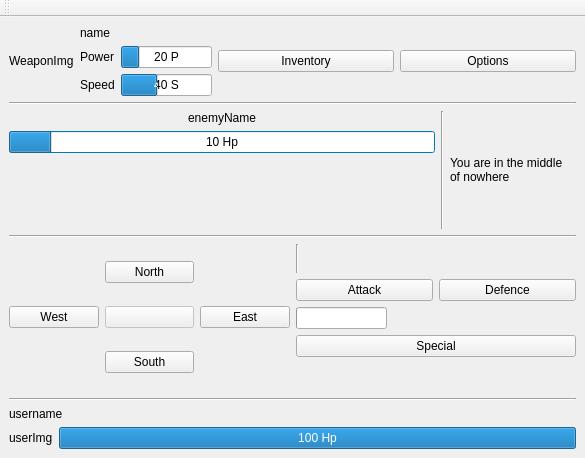
This is Planet_Invasion/gamescreen.ui in CS4076Rplay/CS4076 as Qt 5 draws it before an edit. The edited form follows.
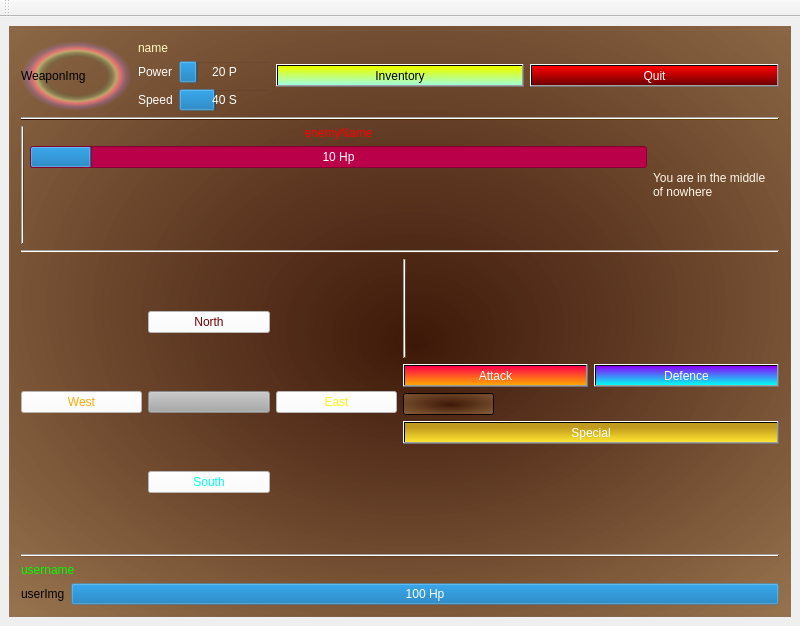
This is the edited form. Icons and pictures are not drawn.

```diff
--- a/Planet_Invasion/gamescreen.ui
+++ b/Planet_Invasion/gamescreen.ui
@@ -6,8 +6,8 @@
    <rect>
     <x>0</x>
     <y>0</y>
-    <width>585</width>
-    <height>458</height>
+    <width>800</width>
+    <height>626</height>
    </rect>
   </property>
   <property name="windowTitle">
@@ -16,11 +16,25 @@
   <widget class="QWidget" name="centralwidget">
    <layout class="QVBoxLayout" name="verticalLayout">
     <item>
+     <widget class="QGroupBox" name="groupBox">
+      <property name="styleSheet">
+       <string notr="true">background:transparent;
+background-color:qradialgradient(spread:pad, cx:0.495, cy:0.335, radius:1.287, fx:0.519876, fy:0.54, stop:0 rgba(62, 24, 8, 255), stop:1 rgba(212, 168, 106, 212))</string>
+      </property>
+      <property name="title">
+       <string/>
+      </property>
+      <layout class="QVBoxLayout" name="verticalLayout_2">
+       <item>
      <layout class="QHBoxLayout" name="horizontalLayout">
       <item>
        <layout class="QHBoxLayout" name="horizontalLayout_3">
         <item>
          <widget class="QLabel" name="currentWeaponImg">
+             <property name="styleSheet">
+              <string notr="true">background:transparent;
+background-color:qradialgradient(spread:pad, cx:0.5, cy:0.5, radius:0.5, fx:0.5, fy:0.5, stop:0 rgba(0, 0, 0, 0), stop:0.52 rgba(0, 0, 0, 0), stop:0.565 rgba(82, 121, 76, 33), stop:0.65 rgba(159, 235, 148, 64), stop:0.721925 rgba(255, 238, 150, 129), stop:0.77 rgba(255, 128, 128, 204), stop:0.89 rgba(191, 128, 255, 64), stop:1 rgba(0, 0, 0, 0))</string>
+             </property>
           <property name="text">
            <string>WeaponImg</string>
           </property>
@@ -30,6 +44,11 @@
          <layout class="QVBoxLayout" name="verticalLayout_3">
           <item>
            <widget class="QLabel" name="currentWeaponName">
+               <property name="styleSheet">
+                <string notr="true">background:transparent;
+font: 14pt &quot;Modern No. 20&quot;;
+color:rgb(255, 250, 194)</string>
+               </property>
             <property name="text">
              <string>name</string>
             </property>
@@ -39,6 +58,11 @@
            <layout class="QHBoxLayout" name="horizontalLayout_5">
             <item>
              <widget class="QLabel" name="label_2">
+                 <property name="styleSheet">
+                  <string notr="true">background:transparent;
+color:rgb(255, 255, 255)
+</string>
+                 </property>
               <property name="text">
                <string>Power</string>
               </property>
@@ -52,6 +76,11 @@
                 <verstretch>0</verstretch>
                </sizepolicy>
               </property>
+                 <property name="styleSheet">
+                  <string notr="true">background:transparent;
+color:rgb(255, 255, 255)
+</string>
+                 </property>
               <property name="maximum">
                <number>10</number>
               </property>
@@ -69,6 +98,10 @@
            <layout class="QHBoxLayout" name="horizontalLayout_7">
             <item>
              <widget class="QLabel" name="label_3">
+                 <property name="styleSheet">
+                  <string notr="true">background:transparent;
+color:rgb(255, 255, 255)</string>
+                 </property>
               <property name="text">
                <string>Speed</string>
               </property>
@@ -82,6 +115,10 @@
                 <verstretch>0</verstretch>
                </sizepolicy>
               </property>
+                 <property name="styleSheet">
+                  <string notr="true">background:transparent;
+color:rgb(255, 255, 255)</string>
+                 </property>
               <property name="maximum">
                <number>10</number>
               </property>
@@ -101,9 +138,24 @@
       </item>
       <item>
        <widget class="QPushButton" name="pushButton_2">
+           <property name="styleSheet">
+            <string notr="true">background:transparent;
+background-color:qlineargradient(spread:pad, x1:0.0597015, y1:0.051, x2:0, y2:1, stop:0 rgba(232, 255, 0, 255), stop:1 rgba(159, 255, 226, 255));
+font: 10pt &quot;Lucida Sans Unicode&quot;;</string>
+           </property>
         <property name="text">
          <string>Inventory</string>
         </property>
+           <property name="icon">
+            <iconset resource="assets.qrc">
+             <normaloff>:/inventory.png</normaloff>:/inventory.png</iconset>
+           </property>
+           <property name="iconSize">
+            <size>
+             <width>30</width>
+             <height>30</height>
+            </size>
+           </property>
         <property name="shortcut">
          <string>I</string>
         </property>
@@ -111,8 +163,14 @@
       </item>
       <item>
        <widget class="QPushButton" name="pushButton">
+           <property name="styleSheet">
+            <string notr="true">background:transparent;
+background-color:qlineargradient(spread:pad, x1:0, y1:0, x2:0, y2:1, stop:0 rgba(255, 0, 0, 255), stop:1 rgba(110, 0, 0, 255));
+font: 10pt &quot;Lucida Sans Unicode&quot;;
+color:rgb(255, 255, 255)</string>
+           </property>
         <property name="text">
-         <string>Options</string>
+            <string>Quit</string>
         </property>
         <property name="shortcut">
          <string>O</string>
@@ -123,6 +181,9 @@
     </item>
     <item>
      <widget class="Line" name="line_3">
+         <property name="styleSheet">
+          <string notr="true">background-color:qlineargradient(spread:pad, x1:0, y1:0, x2:1, y2:0, stop:0 rgba(49, 16, 0, 255), stop:1 rgba(107, 73, 0, 255))</string>
+         </property>
       <property name="orientation">
        <enum>Qt::Horizontal</enum>
       </property>
@@ -130,12 +191,30 @@
     </item>
     <item>
      <layout class="QHBoxLayout" name="horizontalLayout_10">
+         <item>
+          <widget class="Line" name="line">
+           <property name="orientation">
+            <enum>Qt::Vertical</enum>
+           </property>
+          </widget>
+         </item>
       <item>
        <layout class="QVBoxLayout" name="verticalLayout_4">
         <item>
          <layout class="QVBoxLayout" name="verticalLayout_6">
           <item>
            <widget class="QLabel" name="enemyName">
+               <property name="sizePolicy">
+                <sizepolicy hsizetype="Preferred" vsizetype="Fixed">
+                 <horstretch>0</horstretch>
+                 <verstretch>0</verstretch>
+                </sizepolicy>
+               </property>
+               <property name="styleSheet">
+                <string notr="true">background:transparent;
+font: 9pt &quot;Impact&quot;;
+color:rgb(255, 0, 0)</string>
+               </property>
             <property name="text">
              <string>enemyName</string>
             </property>
@@ -158,18 +237,18 @@
                <colorrole role="WindowText">
                 <brush brushstyle="SolidPattern">
                  <color alpha="255">
-                  <red>0</red>
-                  <green>0</green>
-                  <blue>0</blue>
+                     <red>255</red>
+                     <green>255</green>
+                     <blue>255</blue>
                  </color>
                 </brush>
                </colorrole>
                <colorrole role="Button">
                 <brush brushstyle="SolidPattern">
                  <color alpha="255">
-                  <red>0</red>
-                  <green>170</green>
-                  <blue>255</blue>
+                     <red>186</red>
+                     <green>0</green>
+                     <blue>72</blue>
                  </color>
                 </brush>
                </colorrole>
@@ -212,9 +291,9 @@
                <colorrole role="Text">
                 <brush brushstyle="SolidPattern">
                  <color alpha="255">
-                  <red>0</red>
-                  <green>0</green>
-                  <blue>0</blue>
+                     <red>255</red>
+                     <green>255</green>
+                     <blue>255</blue>
                  </color>
                 </brush>
                </colorrole>
@@ -230,27 +309,27 @@
                <colorrole role="ButtonText">
                 <brush brushstyle="SolidPattern">
                  <color alpha="255">
-                  <red>0</red>
-                  <green>0</green>
-                  <blue>0</blue>
+                     <red>255</red>
+                     <green>255</green>
+                     <blue>255</blue>
                  </color>
                 </brush>
                </colorrole>
                <colorrole role="Base">
                 <brush brushstyle="SolidPattern">
                  <color alpha="255">
-                  <red>255</red>
-                  <green>255</green>
-                  <blue>255</blue>
+                     <red>186</red>
+                     <green>0</green>
+                     <blue>72</blue>
                  </color>
                 </brush>
                </colorrole>
                <colorrole role="Window">
                 <brush brushstyle="SolidPattern">
                  <color alpha="255">
-                  <red>0</red>
-                  <green>170</green>
-                  <blue>255</blue>
+                     <red>186</red>
+                     <green>0</green>
+                     <blue>72</blue>
                  </color>
                 </brush>
                </colorrole>
@@ -295,18 +374,18 @@
                <colorrole role="WindowText">
                 <brush brushstyle="SolidPattern">
                  <color alpha="255">
-                  <red>0</red>
-                  <green>0</green>
-                  <blue>0</blue>
+                     <red>255</red>
+                     <green>255</green>
+                     <blue>255</blue>
                  </color>
                 </brush>
                </colorrole>
                <colorrole role="Button">
                 <brush brushstyle="SolidPattern">
                  <color alpha="255">
-                  <red>0</red>
-                  <green>170</green>
-                  <blue>255</blue>
+                     <red>186</red>
+                     <green>0</green>
+                     <blue>72</blue>
                  </color>
                 </brush>
                </colorrole>
@@ -349,9 +428,9 @@
                <colorrole role="Text">
                 <brush brushstyle="SolidPattern">
                  <color alpha="255">
-                  <red>0</red>
-                  <green>0</green>
-                  <blue>0</blue>
+                     <red>255</red>
+                     <green>255</green>
+                     <blue>255</blue>
                  </color>
                 </brush>
                </colorrole>
@@ -367,27 +446,27 @@
                <colorrole role="ButtonText">
                 <brush brushstyle="SolidPattern">
                  <color alpha="255">
-                  <red>0</red>
-                  <green>0</green>
-                  <blue>0</blue>
+                     <red>255</red>
+                     <green>255</green>
+                     <blue>255</blue>
                  </color>
                 </brush>
                </colorrole>
                <colorrole role="Base">
                 <brush brushstyle="SolidPattern">
                  <color alpha="255">
-                  <red>255</red>
-                  <green>255</green>
-                  <blue>255</blue>
+                     <red>186</red>
+                     <green>0</green>
+                     <blue>72</blue>
                  </color>
                 </brush>
                </colorrole>
                <colorrole role="Window">
                 <brush brushstyle="SolidPattern">
                  <color alpha="255">
-                  <red>0</red>
-                  <green>170</green>
-                  <blue>255</blue>
+                     <red>186</red>
+                     <green>0</green>
+                     <blue>72</blue>
                  </color>
                 </brush>
                </colorrole>
@@ -432,18 +511,18 @@
                <colorrole role="WindowText">
                 <brush brushstyle="SolidPattern">
                  <color alpha="255">
-                  <red>0</red>
-                  <green>85</green>
-                  <blue>127</blue>
+                     <red>255</red>
+                     <green>255</green>
+                     <blue>255</blue>
                  </color>
                 </brush>
                </colorrole>
                <colorrole role="Button">
                 <brush brushstyle="SolidPattern">
                  <color alpha="255">
-                  <red>0</red>
-                  <green>170</green>
-                  <blue>255</blue>
+                     <red>186</red>
+                     <green>0</green>
+                     <blue>72</blue>
                  </color>
                 </brush>
                </colorrole>
@@ -486,9 +565,9 @@
                <colorrole role="Text">
                 <brush brushstyle="SolidPattern">
                  <color alpha="255">
-                  <red>0</red>
-                  <green>85</green>
-                  <blue>127</blue>
+                     <red>255</red>
+                     <green>255</green>
+                     <blue>255</blue>
                  </color>
                 </brush>
                </colorrole>
@@ -504,27 +583,27 @@
                <colorrole role="ButtonText">
                 <brush brushstyle="SolidPattern">
                  <color alpha="255">
-                  <red>0</red>
-                  <green>85</green>
-                  <blue>127</blue>
+                     <red>255</red>
+                     <green>255</green>
+                     <blue>255</blue>
                  </color>
                 </brush>
                </colorrole>
                <colorrole role="Base">
                 <brush brushstyle="SolidPattern">
                  <color alpha="255">
-                  <red>0</red>
-                  <green>170</green>
-                  <blue>255</blue>
+                     <red>186</red>
+                     <green>0</green>
+                     <blue>72</blue>
                  </color>
                 </brush>
                </colorrole>
                <colorrole role="Window">
                 <brush brushstyle="SolidPattern">
                  <color alpha="255">
-                  <red>0</red>
-                  <green>170</green>
-                  <blue>255</blue>
+                     <red>186</red>
+                     <green>0</green>
+                     <blue>72</blue>
                  </color>
                 </brush>
                </colorrole>
@@ -567,6 +646,13 @@
               </disabled>
              </palette>
             </property>
+               <property name="styleSheet">
+                <string notr="true">
+background:transparent;
+background-color:rgb(186, 0, 72);
+font: 9pt &quot;Impact&quot;;
+color:rgb(255, 255, 255)</string>
+               </property>
             <property name="value">
              <number>10</number>
             </property>
@@ -585,6 +671,10 @@
             <verstretch>0</verstretch>
            </sizepolicy>
           </property>
+             <property name="styleSheet">
+              <string notr="true">background:transparent;
+</string>
+             </property>
           <property name="text">
            <string/>
           </property>
@@ -611,6 +701,10 @@
           <property name="layoutDirection">
            <enum>Qt::LeftToRight</enum>
           </property>
+             <property name="styleSheet">
+              <string notr="true">background:transparent;
+</string>
+             </property>
           <property name="text">
            <string/>
           </property>
@@ -631,6 +725,11 @@
             <verstretch>0</verstretch>
            </sizepolicy>
           </property>
+             <property name="styleSheet">
+              <string notr="true">background:transparent;
+font: italic 8pt &quot;MS Serif&quot;;
+color: rgb(255, 255, 255);</string>
+             </property>
           <property name="text">
            <string/>
           </property>
@@ -641,13 +740,6 @@
         </item>
        </layout>
       </item>
-      <item>
-       <widget class="Line" name="line">
-        <property name="orientation">
-         <enum>Qt::Vertical</enum>
-        </property>
-       </widget>
-      </item>
       <item>
        <widget class="QLabel" name="label">
         <property name="sizePolicy">
@@ -656,6 +748,11 @@
           <verstretch>0</verstretch>
          </sizepolicy>
         </property>
+           <property name="styleSheet">
+            <string notr="true">background:transparent;
+font: 14pt &quot;Papyrus&quot;;
+color:rgb(255, 247, 233)</string>
+           </property>
         <property name="text">
          <string>You are in the middle of nowhere</string>
         </property>
@@ -691,6 +788,10 @@
             <verstretch>0</verstretch>
            </sizepolicy>
           </property>
+             <property name="styleSheet">
+              <string notr="true">background:transparent;
+background-color: rgb(168, 168, 168);</string>
+             </property>
           <property name="text">
            <string/>
           </property>
@@ -701,6 +802,12 @@
         </item>
         <item row="0" column="4">
          <widget class="QPushButton" name="north">
+             <property name="styleSheet">
+              <string notr="true">background:transparent;
+font: 9pt &quot;Impact&quot;;
+color:qlineargradient(spread:pad, x1:0, y1:0, x2:0, y2:1, stop:0 rgba(255, 0, 0, 255), stop:1 rgba(110, 0, 0, 255));
+background-color: rgb(255, 255, 255);</string>
+             </property>
           <property name="text">
            <string>North</string>
           </property>
@@ -711,6 +818,12 @@
         </item>
         <item row="3" column="4">
          <widget class="QPushButton" name="south">
+             <property name="styleSheet">
+              <string notr="true">background:transparent;
+font: 9pt &quot;Impact&quot;;
+color:qlineargradient(spread:pad, x1:0, y1:0, x2:0, y2:1, stop:0 rgba(140, 1, 255, 255), stop:1 rgba(0, 255, 242, 255));
+background-color: rgb(255, 255, 255);</string>
+             </property>
           <property name="text">
            <string>South</string>
           </property>
@@ -721,6 +834,12 @@
         </item>
         <item row="2" column="5">
          <widget class="QPushButton" name="east">
+             <property name="styleSheet">
+              <string notr="true">background:transparent;
+font: 9pt &quot;Impact&quot;;
+color:qlineargradient(spread:pad, x1:0, y1:0, x2:0.03, y2:1, stop:0 rgba(81, 178, 25, 255), stop:1 rgba(255, 243, 23, 255));
+background-color: rgb(255, 255, 255);</string>
+             </property>
           <property name="text">
            <string>East</string>
           </property>
@@ -731,6 +850,12 @@
         </item>
         <item row="2" column="3">
          <widget class="QPushButton" name="west">
+             <property name="styleSheet">
+              <string notr="true">background:transparent;
+font: 9pt &quot;Impact&quot;;
+color:qlineargradient(spread:pad, x1:0, y1:0, x2:1, y2:0, stop:0 rgba(255, 0, 74, 255), stop:1 rgba(255, 167, 0, 255));
+background-color: rgb(255, 255, 255);</string>
+             </property>
           <property name="text">
            <string>West</string>
           </property>
@@ -754,9 +879,29 @@
          <layout class="QHBoxLayout" name="horizontalLayout_8">
           <item>
            <widget class="QPushButton" name="attackBtn">
+               <property name="enabled">
+                <bool>true</bool>
+               </property>
+               <property name="styleSheet">
+                <string notr="true">background:transparent;
+font: 9pt &quot;Impact&quot;;
+background-color:qlineargradient(spread:pad, x1:0, y1:0, x2:0, y2:1, stop:0 rgba(255, 0, 74, 255), stop:1 rgba(255, 167, 0, 255));
+color:rgb(255, 255, 255)
+</string>
+               </property>
             <property name="text">
              <string>Attack</string>
             </property>
+               <property name="icon">
+                <iconset resource="assets.qrc">
+                 <normaloff>:/attack-icon-3.jpg.png</normaloff>:/attack-icon-3.jpg.png</iconset>
+               </property>
+               <property name="iconSize">
+                <size>
+                 <width>30</width>
+                 <height>30</height>
+                </size>
+               </property>
             <property name="shortcut">
              <string>A</string>
             </property>
@@ -764,9 +909,28 @@
           </item>
           <item>
            <widget class="QPushButton" name="defendBtn">
+               <property name="enabled">
+                <bool>true</bool>
+               </property>
+               <property name="styleSheet">
+                <string notr="true">background:transparent;
+font: 9pt &quot;Impact&quot;;
+background-color:qlineargradient(spread:pad, x1:0, y1:0, x2:0, y2:1, stop:0 rgba(140, 1, 255, 255), stop:1 rgba(0, 255, 242, 255));
+color:rgb(255, 255, 255)</string>
+               </property>
             <property name="text">
              <string>Defence</string>
             </property>
+               <property name="icon">
+                <iconset resource="assets.qrc">
+                 <normaloff>:/attack-icon-13.jpg.png</normaloff>:/attack-icon-13.jpg.png</iconset>
+               </property>
+               <property name="iconSize">
+                <size>
+                 <width>30</width>
+                 <height>30</height>
+                </size>
+               </property>
             <property name="shortcut">
              <string>D</string>
             </property>
@@ -798,6 +962,12 @@
             <verstretch>0</verstretch>
            </sizepolicy>
           </property>
+             <property name="styleSheet">
+              <string notr="true">background:transparent;
+font: 9pt &quot;Impact&quot;;
+color: rgb(255, 255, 255);
+background-color: qlineargradient(spread:pad, x1:0, y1:0, x2:0, y2:1, stop:0.238806 rgba(193, 155, 29, 255), stop:1 rgba(255, 229, 49, 255));</string>
+             </property>
           <property name="text">
            <string>Special</string>
           </property>
@@ -808,6 +978,11 @@
         </item>
         <item>
          <widget class="QLabel" name="timeLeft">
+             <property name="styleSheet">
+              <string notr="true">background:transparent;
+color:rgb(255, 255, 255);
+font: 8pt &quot;MS Shell Dlg 2&quot;;</string>
+             </property>
           <property name="text">
            <string/>
           </property>
@@ -834,6 +1009,11 @@
           <verstretch>0</verstretch>
          </sizepolicy>
         </property>
+           <property name="styleSheet">
+            <string notr="true">background:transparent;
+font: 9pt &quot;Impact&quot;;
+color:rgb(0, 255, 0)</string>
+           </property>
         <property name="text">
          <string>username</string>
         </property>
@@ -849,6 +1029,10 @@
             <verstretch>0</verstretch>
            </sizepolicy>
           </property>
+             <property name="styleSheet">
+              <string notr="true">background:transparent;
+</string>
+             </property>
           <property name="text">
            <string>userImg</string>
           </property>
@@ -856,6 +1040,11 @@
         </item>
         <item>
          <widget class="QProgressBar" name="healthBar">
+             <property name="styleSheet">
+              <string notr="true">background:transparent;
+font: 9pt &quot;Impact&quot;;
+color:rgb(255, 255, 255)</string>
+             </property>
           <property name="value">
            <number>100</number>
           </property>
@@ -870,6 +1059,9 @@
     </item>
    </layout>
   </widget>
+    </item>
+   </layout>
+  </widget>
   <widget class="QMenuBar" name="menubar">
    <property name="geometry">
     <rect>
```
Left out of the diff: 10 changed lines with no effect on the pictures. Lines whose indentation alone changed are shown as unchanged.
